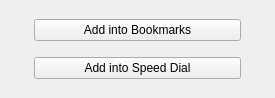
Qt form src/bookmarks/bookmarkswidget.ui (QupZilla/qupzilla) before a commit.
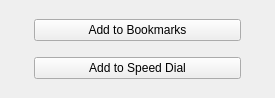
The same form after that commit. Custom widgets are drawn as their Qt base class.

Commit message: Fixed two strings in file bookmarkswidget.ui

```diff
--- a/src/bookmarks/bookmarkswidget.ui
+++ b/src/bookmarks/bookmarkswidget.ui
@@ -140,14 +140,14 @@
           <item row="0" column="0">
            <widget class="QPushButton" name="bookmarksButton">
             <property name="text">
-             <string>Add into Bookmarks</string>
+             <string>Add to Bookmarks</string>
             </property>
            </widget>
           </item>
           <item row="1" column="0">
            <widget class="QPushButton" name="speeddialButton">
             <property name="text">
-             <string>Add into Speed Dial</string>
+             <string>Add to Speed Dial</string>
             </property>
            </widget>
           </item>
```
